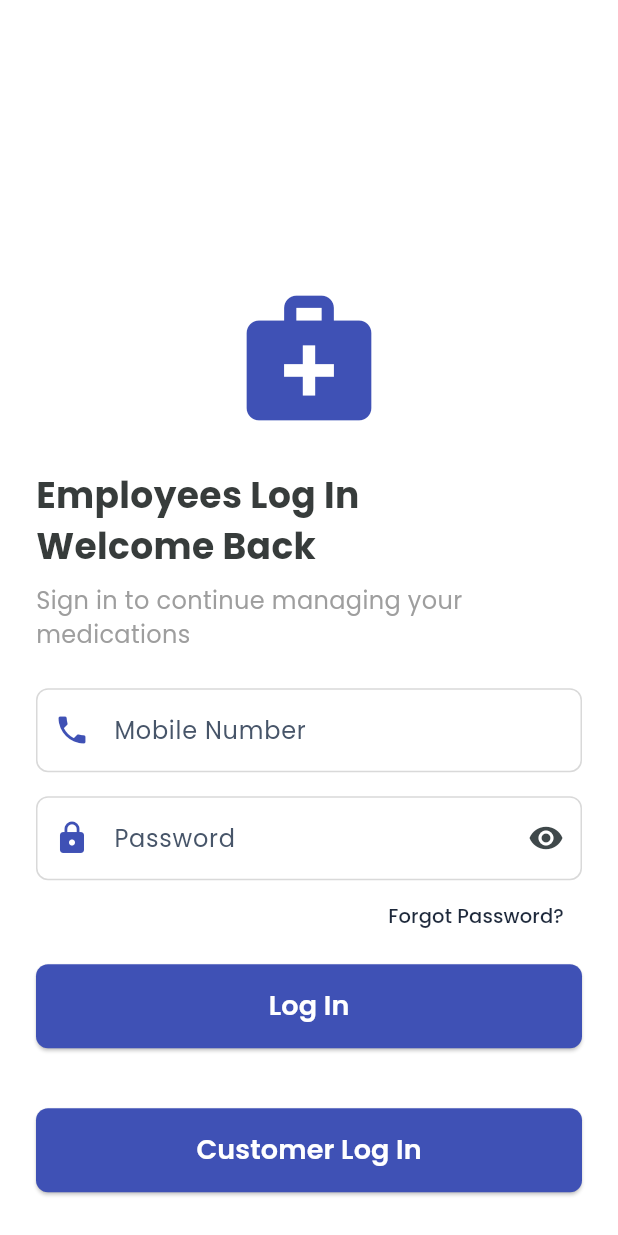
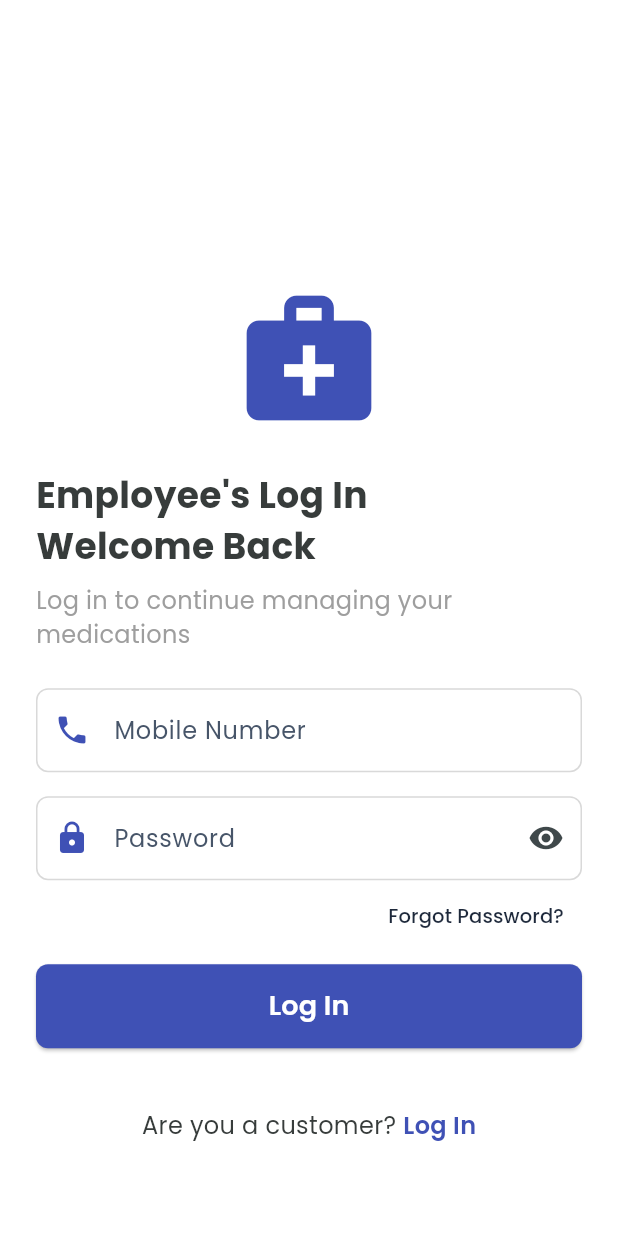
Before and after one commit to sahilq77/trailo_latest, a Flutter app: the screen it shows after launch, after a tap on "Get Started", on a phone screen of 412 x 824 dp. Run offline on Flutter 3.47's test engine with Material 3 defaults, Android fonts, the phone set to English and light mode, and no system bars; our stand-ins replace cached_network_image, connectivity_plus, device_info_plus, dio, dropdown_search, file_picker and 9 more; missing offline and left inert: colorful_safe_area, flutter_cached_pdfview; accounts and stored records are empty.

Commit message:
cutomer login button removed

```diff
--- a/lib/view/customer_view/login/customer_login_screen.dart
+++ b/lib/view/customer_view/login/customer_login_screen.dart
@@ -62,12 +62,12 @@ class _CustomerLoginScreenState extends State<CustomerLoginScreen> {
                 ),
                 const SizedBox(height: 24),
                 const Text(
-                  'Customers Log In \nWelcome Back',
+                  'Customer\'s Log In \nWelcome Back',
                   style: TextStyle(fontSize: 24, fontWeight: FontWeight.bold),
                 ),
                 const SizedBox(height: 8),
                 const Text(
-                  'Sign in to continue managing your medications',
+                  'Log in to continue managing your medications',
                   style: TextStyle(fontSize: 16, color: Colors.grey),
                 ),
                 const SizedBox(height: 24),
@@ -173,6 +173,8 @@ class _CustomerLoginScreenState extends State<CustomerLoginScreen> {
                     style: TextStyle(fontSize: 18, fontWeight: FontWeight.w600),
                   ),
                 ),
+                const SizedBox(height: 30),
+                _signup(context),
               ],
             ),
           ),
@@ -180,4 +182,40 @@ class _CustomerLoginScreenState extends State<CustomerLoginScreen> {
       ),
     );
   }
+
+  _signup(context) {
+    return Row(
+      mainAxisAlignment: MainAxisAlignment.center,
+      children: [
+        const Text("Are you a employee? "),
+        GestureDetector(
+          onTap: () => Get.offAllNamed(AppRoutes.login),
+          child: Text(
+            "Log In",
+            style: GoogleFonts.poppins(
+              color: AppColors.primary,
+              fontWeight: FontWeight.w600,
+              fontSize: 16,
+            ),
+          ),
+        ),
+        // TextButton(
+        //   onPressed: () {
+        //     Get.toNamed(AppRoutes.login);
+        //     // Navigator.push(context,
+        //     //     MaterialPageRoute(builder: (context) => SignupPage()));
+        //     // controller.lo
+        //   },
+        //   child: Text(
+        //     "Log In",
+        //     style: GoogleFonts.poppins(
+        //       color: AppColors.primary,
+        //       fontWeight: FontWeight.w600,
+        //       fontSize: 16,
+        //     ),
+        //   ),
+        // ),
+      ],
+    );
+  }
 }
--- a/lib/view/login/login_screen.dart
+++ b/lib/view/login/login_screen.dart
@@ -1,6 +1,7 @@
 import 'package:flutter/material.dart';
 import 'package:flutter/services.dart';
 import 'package:get/get.dart';
+import 'package:google_fonts/google_fonts.dart';
 
 import '../../controller/login/login_controller.dart';
 import '../../utility/app_colors.dart';
@@ -52,12 +53,12 @@ class _LoginScreenState extends State<LoginScreen> {
                 ),
                 const SizedBox(height: 24),
                 const Text(
-                  'Employees Log In \nWelcome Back',
+                  'Employee\'s Log In \nWelcome Back',
                   style: TextStyle(fontSize: 24, fontWeight: FontWeight.bold),
                 ),
                 const SizedBox(height: 8),
                 const Text(
-                  'Sign in to continue managing your medications',
+                  'Log in to continue managing your medications',
                   style: TextStyle(fontSize: 16, color: Colors.grey),
                 ),
                 const SizedBox(height: 24),
@@ -164,21 +165,7 @@ class _LoginScreenState extends State<LoginScreen> {
                   ),
                 ),
                 const SizedBox(height: 40),
-                ElevatedButton(
-                  onPressed: () {
-                    Get.toNamed(AppRoutes.customerLogin);
-                  },
-                  style: ElevatedButton.styleFrom(
-                    minimumSize: const Size(double.infinity, 50),
-                    shape: RoundedRectangleBorder(
-                      borderRadius: BorderRadius.circular(8),
-                    ),
-                  ),
-                  child: const Text(
-                    'Customer Log In',
-                    style: TextStyle(fontSize: 18, fontWeight: FontWeight.w600),
-                  ),
-                ),
+                _signup(context),
               ],
             ),
           ),
@@ -186,4 +173,40 @@ class _LoginScreenState extends State<LoginScreen> {
       ),
     );
   }
+
+  _signup(context) {
+    return Row(
+      mainAxisAlignment: MainAxisAlignment.center,
+      children: [
+        const Text("Are you a customer? "),
+        GestureDetector(
+          onTap: () => Get.toNamed(AppRoutes.customerLogin),
+          child: Text(
+            "Log In",
+            style: GoogleFonts.poppins(
+              color: AppColors.primary,
+              fontWeight: FontWeight.w600,
+              fontSize: 16,
+            ),
+          ),
+        ),
+        // TextButton(
+        //   onPressed: () {
+        //     Get.toNamed(AppRoutes.customerLogin);
+        //     // Navigator.push(context,
+        //     //     MaterialPageRoute(builder: (context) => SignupPage()));
+        //     // controller.lo
+        //   },
+        //   child: Text(
+        //     "Log In",
+        //     style: GoogleFonts.poppins(
+        //       color: AppColors.primary,
+        //       fontWeight: FontWeight.w600,
+        //       fontSize: 16,
+        //     ),
+        //   ),
+        // ),
+      ],
+    );
+  }
 }
```
Also changed, not shown: 1 other file.
